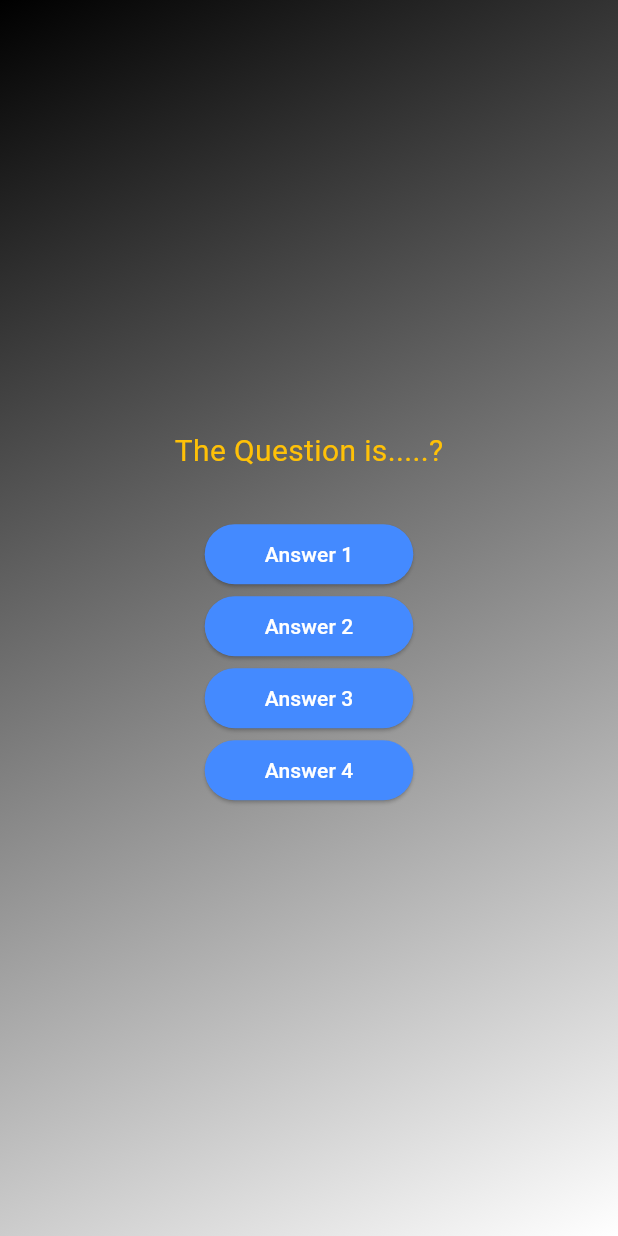
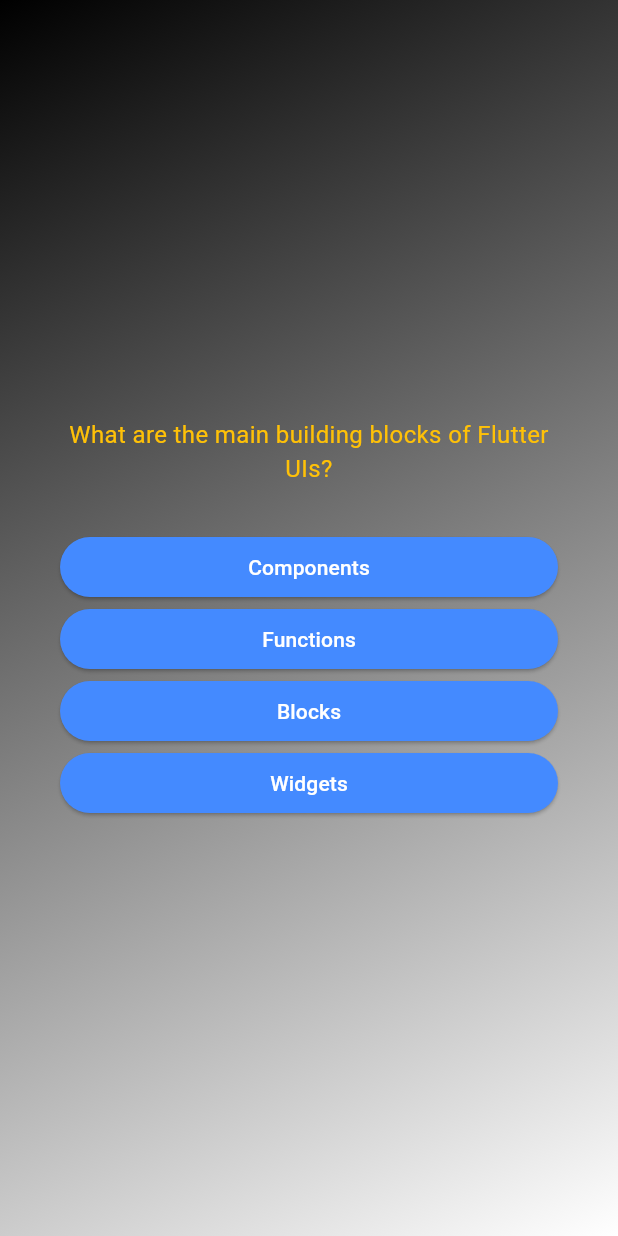
Before and after one commit to kickbuttowski25/FlutterQuizApp, a Flutter app: the screen it shows after launch, after a tap on "Start Quiz", on a phone screen of 412 x 824 dp. Run offline on Flutter 3.47's test engine with Material 3 defaults, Android fonts, the phone set to English and light mode, and no system bars.

Commit message:
Added getShuffleAnswers function in model to shuffle the answers and created list for answers in question screen

```diff
--- a/lib/Models/quiz_question.dart
+++ b/lib/Models/quiz_question.dart
@@ -3,4 +3,10 @@ class QuizQuestion {
 
   final String question;
   final List<String> answers;
+
+  List<String> getShuffledAnswers() {
+    final shuffledList = List.of(answers);
+    shuffledList.shuffle();
+    return shuffledList;
+  }
 }
--- a/lib/question_screen.dart
+++ b/lib/question_screen.dart
@@ -1,5 +1,6 @@
 import 'package:adv_basics/answer_button.dart';
 import 'package:flutter/material.dart';
+import 'package:adv_basics/data/questions.dart';
 
 class QuestionScreen extends StatefulWidget {
   const QuestionScreen({super.key});
@@ -11,28 +12,44 @@ class QuestionScreen extends StatefulWidget {
 }
 
 class _QuestionScreenState extends State<QuestionScreen> {
+  var currentQuestionIndex = 0;
+
+  void answerQuestion() {
+    setState(() {
+      currentQuestionIndex++;
+    });
+  }
+
   @override
   Widget build(BuildContext context) {
+    final currentQuestion = questions[currentQuestionIndex];
     return SizedBox(
       width: double.infinity,
+      child: Container(
+        margin: const EdgeInsets.all(40),
         child: Column(
+          crossAxisAlignment: CrossAxisAlignment.stretch,
           mainAxisAlignment: MainAxisAlignment.center,
           children: [
-          const Text(
-            'The Question is.....?',
-            style: TextStyle(
+            Text(
+              currentQuestion.question,
+              style: const TextStyle(
                 color: Colors.amber,
-              fontSize: 20,
+                fontSize: 16,
               ),
+              textAlign: TextAlign.center,
             ),
             const SizedBox(
               height: 30,
             ),
-          AnswerButton(onTap: () {}, answerText: "Answer 1"),
-          AnswerButton(onTap: () {}, answerText: "Answer 2"),
-          AnswerButton(onTap: () {}, answerText: "Answer 3"),
-          AnswerButton(onTap: () {}, answerText: "Answer 4"),
+            ...currentQuestion.getShuffledAnswers().map((answer) {
+              return AnswerButton(
+                onTap: answerQuestion,
+                answerText: answer,
+              );
+            }),
           ],
+        ),
       ),
     );
   }
```
Lines whose indentation alone changed are shown as unchanged.
